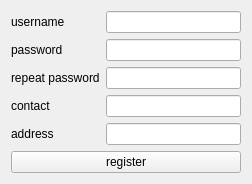
KyokaiNoKanata/TradingPlatform, file registerWindow.ui: the form before one commit.
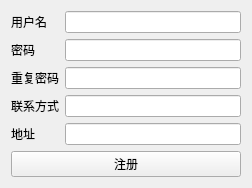
The form after the commit.

```diff
--- a/registerWindow.ui
+++ b/registerWindow.ui
@@ -17,7 +17,7 @@
    <item row="1" column="0">
     <widget class="QPushButton" name="registerPushButton">
      <property name="text">
-      <string>register</string>
+      <string>注册</string>
      </property>
     </widget>
    </item>
@@ -29,7 +29,7 @@
      <item row="3" column="0">
       <widget class="QLabel" name="contactLabel_2">
        <property name="text">
-        <string>contact</string>
+        <string>联系方式</string>
        </property>
       </widget>
      </item>
@@ -39,14 +39,14 @@
      <item row="0" column="0">
       <widget class="QLabel" name="usernameLabel">
        <property name="text">
-        <string>username</string>
+        <string>用户名</string>
        </property>
       </widget>
      </item>
      <item row="1" column="0">
       <widget class="QLabel" name="passwordLabel">
        <property name="text">
-        <string>password</string>
+        <string>密码</string>
        </property>
       </widget>
      </item>
@@ -56,7 +56,7 @@
      <item row="2" column="0">
       <widget class="QLabel" name="passwordLabel_2">
        <property name="text">
-        <string>repeat password</string>
+        <string>重复密码</string>
        </property>
       </widget>
      </item>
@@ -69,7 +69,7 @@
      <item row="4" column="0">
       <widget class="QLabel" name="addressLabel">
        <property name="text">
-        <string>address</string>
+        <string>地址</string>
        </property>
       </widget>
      </item>
```
Left out of the diff: 2 changed lines with no effect on the pictures.
